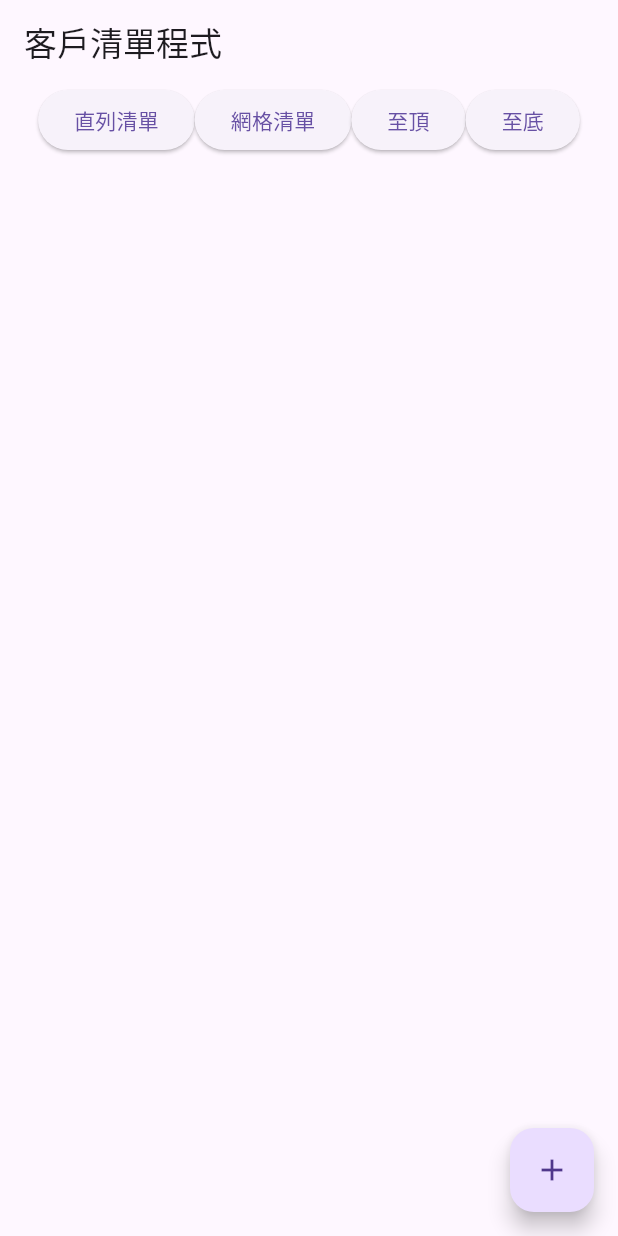
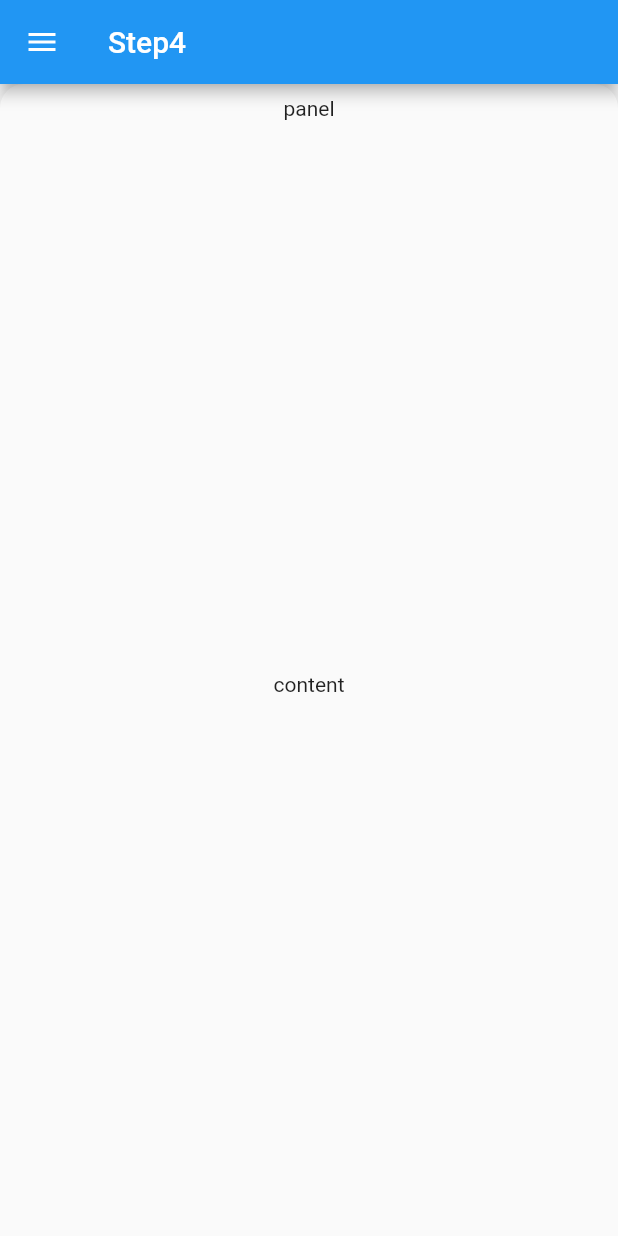
Before and after one commit to sunnystarSummer/FlutterListView, a Flutter app: the screen it shows after launch, on a phone screen of 412 x 824 dp. Run offline on Flutter 3.47's test engine with Material 2 defaults, Android fonts, the phone set to English and light mode, and no system bars; our stand-ins replace fluttertoast.

Commit message:
backdrop進行中

```diff
--- /dev/null
+++ b/flutter_list_view/lib/backdrop/example.dart
@@ -0,0 +1,62 @@
+import 'package:flutter/material.dart';
+import '../base/base_state.dart';
+import 'backdrop_factory.dart';
+
+void main() {
+  runApp(const MyApp());
+}
+
+class MyApp extends StatelessWidget {
+  const MyApp({super.key});
+
+  @override
+  Widget build(BuildContext context) {
+    return const MyBackDropScreen();
+  }
+}
+
+class MyBackDropScreen extends StatefulWidget {
+  const MyBackDropScreen({super.key});
+
+  @override
+  State<MyBackDropScreen> createState() => _MyBackDropScreenState();
+}
+
+class _MyBackDropScreenState
+    extends BackDropState<ExampleBackDropFactory, MyBackDropScreen> {
+  @override
+  Widget build(BuildContext context) {
+    backDropFactory.build(vsync: this);
+
+    backDropFactory.setData(ExampleBackDropData());
+
+    return MaterialApp(
+      //title: 'Backdrop Demo',
+      home: Scaffold(
+        appBar: AppBar(
+          //elevation: 0.0,
+          title: const Text("Step4"),
+          leading: IconButton(
+            onPressed: () {
+              backDropFactory.controller
+                  .fling(velocity: backDropFactory.isPanelVisible ? -1.0 : 1.0);
+            },
+            icon: AnimatedIcon(
+              icon: AnimatedIcons.close_menu,
+              progress: backDropFactory.controller.view,
+            ),
+          ),
+        ),
+        // body: const Text('sss'),
+        body: LayoutBuilder(
+          builder: backDropFactory.showBackDrop,
+        ),
+      ),
+    );
+  }
+
+  @override
+  createFactory() => ExampleBackDropFactory(callSetState: () {
+        setState(() {});
+      });
+}
--- a/flutter_list_view/lib/base/base_state.dart
+++ b/flutter_list_view/lib/base/base_state.dart
@@ -1,4 +1,5 @@
 import 'package:flutter/material.dart';
+import '../backdrop/backdrop_factory.dart';
 import 'base_factory.dart';
 import 'base_widget.dart';
 
@@ -73,3 +74,19 @@ abstract class PagesState<F extends AbsPageViewFactory,S extends StatefulWidget>
     _factory.dispose();
   }
 }
+
+abstract class BackDropState<F extends AbsBackDropFactory,S extends StatefulWidget> extends AbsState<S>{
+
+  late F backDropFactory;
+  F createFactory();
+
+  BackDropState() {
+    backDropFactory = createFactory();
+  }
+
+  @override
+  void dispose() {
+    super.dispose();
+    backDropFactory.dispose();
+  }
+}
--- a/flutter_list_view/lib/base/base_widget.dart
+++ b/flutter_list_view/lib/base/base_widget.dart
@@ -7,3 +7,7 @@ abstract class AbsStatefulWidget extends StatefulWidget {
 abstract class AbsState<T extends StatefulWidget> extends State<T> with TickerProviderStateMixin {
 
 }
+
+abstract class AbsState02<T extends StatefulWidget> extends State<T> with SingleTickerProviderStateMixin {
+
+}
--- a/flutter_list_view/lib/main.dart
+++ b/flutter_list_view/lib/main.dart
@@ -1,4 +1,5 @@
 import 'package:flutter/material.dart';
+import 'package:flutter_list_view/backdrop/example.dart';
 import 'package:flutter_list_view/pages_view/example.dart';
 import 'package:flutter_list_view/tab_pages_view/example.dart';
 import 'dropdown_menu/example.dart';
@@ -18,8 +19,10 @@ class MyApp extends StatelessWidget {
     return MaterialApp(
         title: 'Flutter Demo',
         theme: ThemeData(primarySwatch: Colors.blue, useMaterial3: true),
+        debugShowCheckedModeBanner: false,
         routes: {
-          '/': (context) => MyCustomerFormScreen(title: '客戶清單程式'),//MyListViewScreen(title: '清單範例程式'),
+          '/': (context) => const MyBackDropScreen(),
+          //'/': (context) => MyCustomerFormScreen(title: '客戶清單程式'),//MyListViewScreen(title: '清單範例程式'),
           '/page_list': (context) => const MyPagesScreen(),
           '/tab_pages': (context) => const MyTabPagesScreen(),
           '/drop_menu': (context) => MyDropdownMenuScreen(title: '下拉式菜單'),
--- a/flutter_list_view/pubspec.yaml
+++ b/flutter_list_view/pubspec.yaml
@@ -55,6 +55,7 @@ dev_dependencies:
 
   build_runner: ^1.12.2
   chopper_generator: any
+  backdrop: ^0.8.0
 
 # The following section is specific to Flutter packages.
 flutter:
```
Also changed, not shown: flutter_list_view/lib/backdrop/backdrop_factory.dart (+90 -22 lines), flutter_list_view/lib/dropdown_menu/form/customer_form.dart (+12 -16 lines), flutter_list_view/lib/dropdown_menu/form/info_form.dart (+50 -44 lines), flutter_list_view/pubspec.lock.
